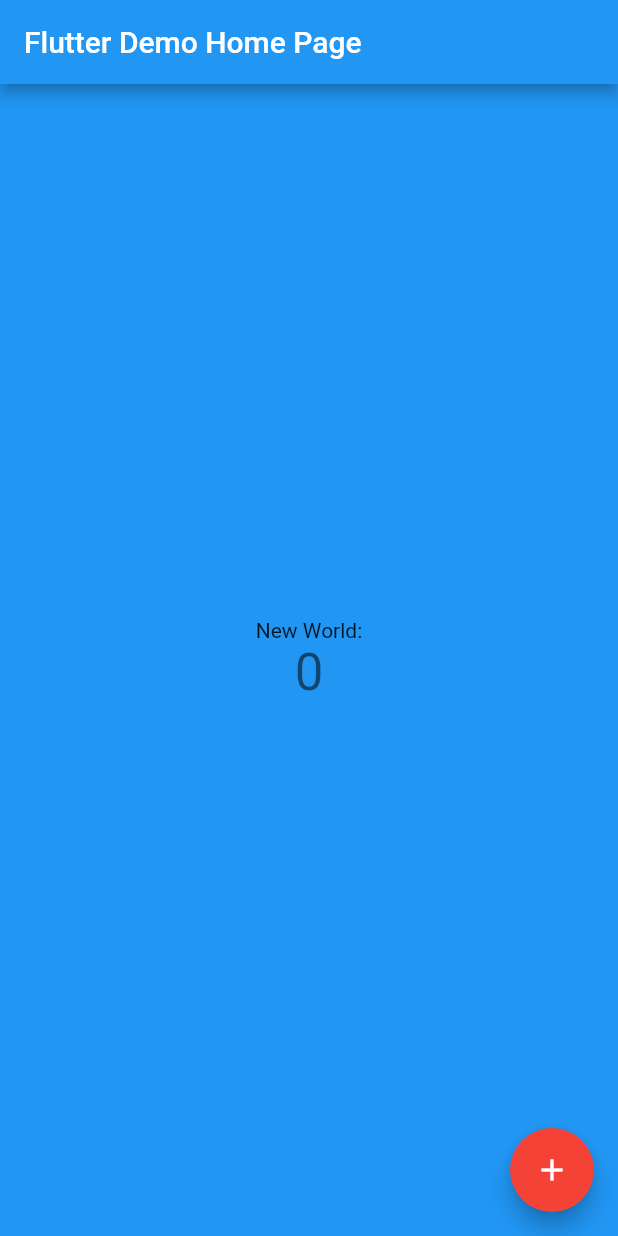
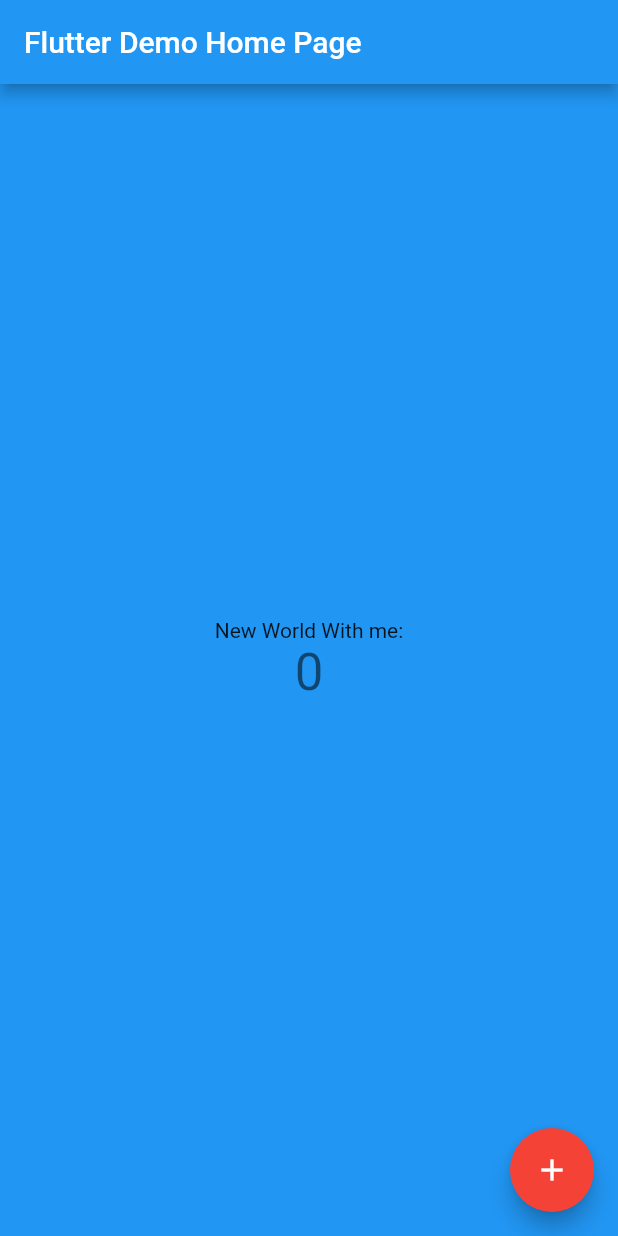
Before and after one commit to rajeshreemistry/flutterCounterApp, a Flutter app: the screen it shows after launch, on a phone screen of 412 x 824 dp. Run offline on Flutter 3.47's test engine with Material 2 defaults, Android fonts, the phone set to English and light mode, and no system bars.

Commit message:
Put 'With Me' Text

```diff
--- a/lib/main.dart
+++ b/lib/main.dart
@@ -98,7 +98,7 @@ class _MyHomePageState extends State<MyHomePage> {
           children: <Widget>[
             const Text(
                 // 'You have pushed the button this many times:',
-                'New World:'),
+                'New World With me:'),
             Text(
               '$_counter',
               style: Theme.of(context).textTheme.headline4,
```
